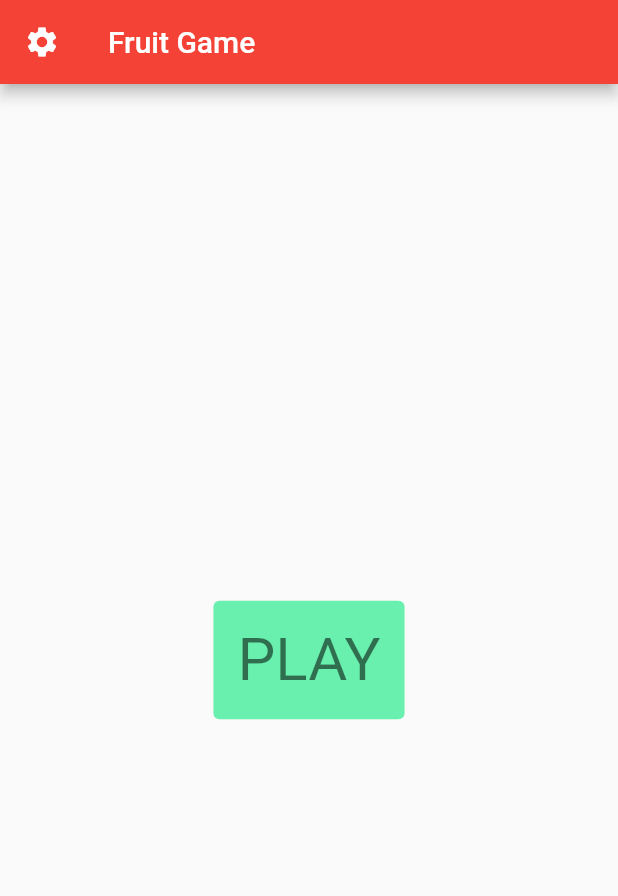
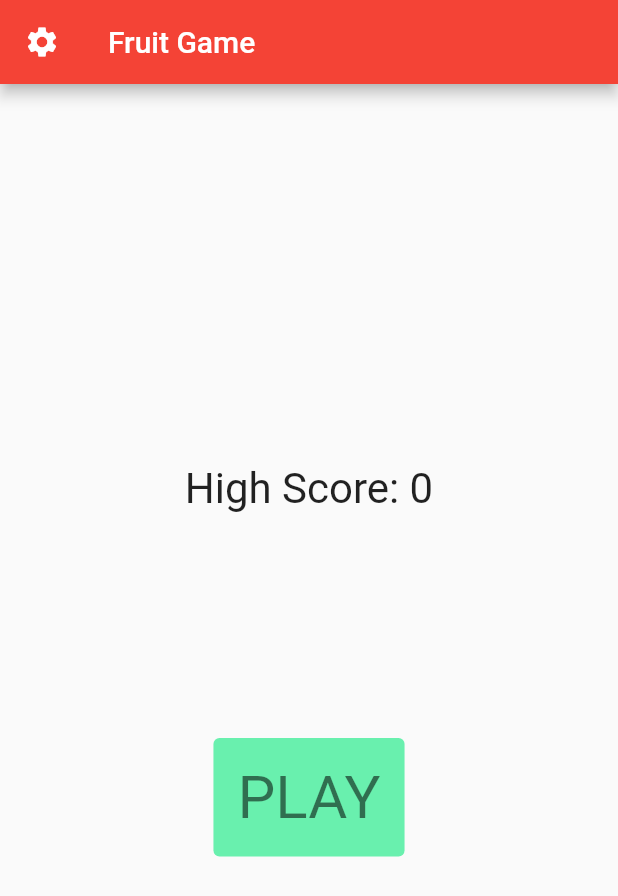
Before and after one commit to connorescajeda/Sensory-Overload, a Flutter app: the screen it shows after launch, on a phone screen of 412 x 824 dp. Shown: the top 896 px of the screen. Run offline on Flutter 3.47's test engine with Material 2 defaults, Android fonts, the phone set to English and light mode, and no system bars; our stand-ins replace adaptive_theme, sensors_plus.

Commit message:
High score tracker, unit test, and display. Can't seem to run the app?

```diff
--- a/fruit_collector/lib/globals.dart
+++ b/fruit_collector/lib/globals.dart
@@ -2,5 +2,7 @@ library com.example.fruit_collector.globals;
 
 Duration timerDuration = Duration(seconds: 90);
 int points = 0;
+//highScore variable changes when points > highScore
+int highScore = 0;
 
 //this is a globals library that keeps track of variables I need to use in multiple .dart files
--- a/fruit_collector/lib/main.dart
+++ b/fruit_collector/lib/main.dart
@@ -89,6 +89,12 @@ class _MyHomePageState extends State<MyHomePage> {
             child: Column(
           mainAxisAlignment: MainAxisAlignment.center,
           children: [
+            Container(
+                padding: const EdgeInsets.only(bottom: 150),
+                child:
+                    //displaying the high score
+                    Text(('High Score: ${globals.highScore}'),
+                        key: const Key("High Score Text"), textScaleFactor: 2)),
             TextButton(
                 key: const Key("Game Button"),
                 style: TextButton.styleFrom(
--- a/fruit_collector/lib/player.dart
+++ b/fruit_collector/lib/player.dart
@@ -227,6 +227,11 @@ class GameState {
       if (fruitX.elementAt(j) == body.elementAt(0).x &&
           fruitY.elementAt(j) == body.elementAt(0).y) {
         globals.points += 1;
+
+        //if the current score is greater than high score, you have a new high score!
+        if (globals.points > globals.highScore) {
+          globals.highScore = globals.points;
+        }
         fruits.removeAt(j);
         //matches the current x,y of the player's body
       }
```
Also changed, not shown: fruit_collector/pubspec.lock, 1 other file.
